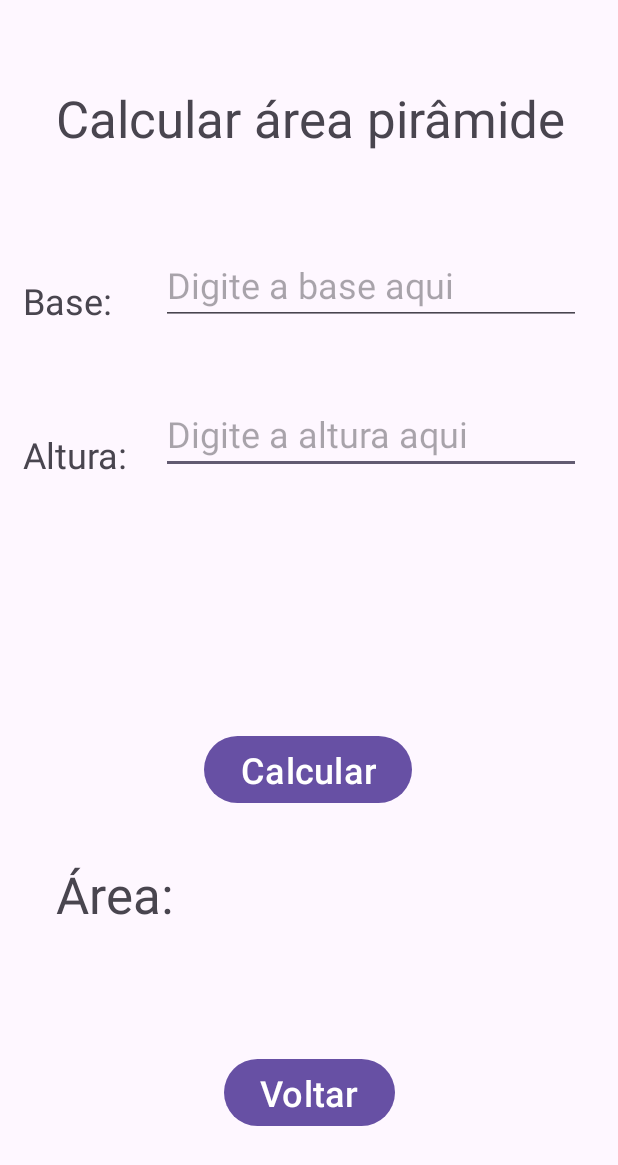
After one commit to ifpb-santaluzia/volumes, an Android app: the AreaPiramide screen opened directly, with no data from a screen before it, on a phone screen of 412 x 824 dp. The commit adds this screen. Shown: the top 1165 px of the screen. Run offline under Robolectric (Android 15) with nearby library versions, the phone set to English and light mode, and no system bars.

Commit message:
Criação das classes "Piramide" e "AreaPiramide" e suas respectivas funções.

```diff
--- a/app/src/main/AndroidManifest.xml
+++ b/app/src/main/AndroidManifest.xml
@@ -13,6 +13,9 @@
         android:theme="@style/Theme.Volumes"
         tools:targetApi="31">
         <activity
+            android:name=".AreaPiramide"
+            android:exported="false" />
+        <activity
             android:name=".MainActivity"
             android:exported="true">
             <intent-filter>
--- /dev/null
+++ b/app/src/main/java/com/example/volumes/AreaPiramide.java
@@ -0,0 +1,69 @@
+package com.example.volumes;
+
+import android.content.Intent;
+import android.os.Bundle;
+import android.view.View;
+import android.widget.Button;
+import android.widget.EditText;
+import android.widget.TextView;
+import android.widget.Toast;
+
+import androidx.activity.EdgeToEdge;
+import androidx.appcompat.app.AppCompatActivity;
+import androidx.core.graphics.Insets;
+import androidx.core.view.ViewCompat;
+import androidx.core.view.WindowInsetsCompat;
+
+public class AreaPiramide extends AppCompatActivity {
+
+ private EditText baseEditText;
+ private EditText alturaEditText;
+ private TextView resultadoTextView;
+ private Button calcularButton;
+ private Button voltarButton;
+
+    @Override
+    protected void onCreate(Bundle savedInstanceState) {
+        super.onCreate(savedInstanceState);
+        EdgeToEdge.enable(this);
+        setContentView(R.layout.activity_piramide);
+        ViewCompat.setOnApplyWindowInsetsListener(findViewById(R.id.main), (v, insets) -> {
+            Insets systemBars = insets.getInsets(WindowInsetsCompat.Type.systemBars());
+            v.setPadding(systemBars.left, systemBars.top, systemBars.right, systemBars.bottom);
+            return insets;
+        });
+
+        baseEditText = findViewById(R.id.baseEditText);
+        alturaEditText = findViewById(R.id.alturaEditText);
+        resultadoTextView = findViewById(R.id.resultadoTextView);
+        calcularButton = findViewById(R.id.calcularButton);
+        voltarButton = findViewById(R.id.voltarButton);
+
+        calcularButton.setOnClickListener(new View.OnClickListener() {
+            @Override
+            public void onClick(View v) {
+                String baseString = baseEditText.getText().toString();
+                String alturaString = alturaEditText.getText().toString();
+                if (!baseString.equals("") && !alturaString.equals("")) {
+                    double base = Double.parseDouble(baseString);
+                    double altura = Double.parseDouble(alturaString);
+                    Piramide piramide = new Piramide(base, altura);
+                    String volume = piramide.calcularArea();
+                    resultadoTextView.setText( piramide.toString() + volume);
+                }
+                else {
+                    Toast.makeText(getApplicationContext(), "Campos vazios", Toast.LENGTH_LONG).show();
+                }
+            }
+        });
+
+voltarButton.setOnClickListener(new View.OnClickListener() {
+    @Override
+    public void onClick(View v) {
+        Intent intent = new Intent(getApplicationContext(), MainActivity.class);
+        startActivity(intent);
+    }
+});
+
+    }
+}
--- a/app/src/main/java/com/example/volumes/MainActivity.java
+++ b/app/src/main/java/com/example/volumes/MainActivity.java
@@ -1,6 +1,9 @@
 package com.example.volumes;
 
+import android.content.Intent;
 import android.os.Bundle;
+import android.view.View;
+import android.widget.Button;
 
 import androidx.activity.EdgeToEdge;
 import androidx.appcompat.app.AppCompatActivity;
@@ -9,7 +12,7 @@ import androidx.core.view.ViewCompat;
 import androidx.core.view.WindowInsetsCompat;
 
 public class MainActivity extends AppCompatActivity {
-
+    Button piramideButton;
     @Override
     protected void onCreate(Bundle savedInstanceState) {
         super.onCreate(savedInstanceState);
@@ -20,5 +23,14 @@ public class MainActivity extends AppCompatActivity {
             v.setPadding(systemBars.left, systemBars.top, systemBars.right, systemBars.bottom);
             return insets;
         });
+
+        piramideButton = findViewById(R.id.piramideButton);
+        piramideButton.setOnClickListener(new View.OnClickListener() {
+            @Override
+            public void onClick(View v) {
+                Intent intent = new Intent(getApplicationContext(), AreaPiramide.class);
+                startActivity(intent);
+            }
+        });
     }
 }
--- /dev/null
+++ b/app/src/main/java/com/example/volumes/Piramide.java
@@ -0,0 +1,37 @@
+package com.example.volumes;
+
+public class Piramide {
+    private double base;
+    private double altura;
+
+    public Piramide(double base, double altura) {
+        setBase(base);
+        setAltura(altura);
+    }
+
+    public double getBase() {
+        return base;
+    }
+
+    public void setBase(double base) {
+        this.base = base;
+    }
+
+    public double getAltura() {
+        return altura;
+    }
+
+    public void setAltura(double altura) {
+        this.altura = altura;
+    }
+
+    public String calcularArea() {
+        double area = (base * altura) / 3;
+        return String.format("%.2f", area) + "m³";
+    }
+
+    public String toString() {
+        return "Área: ";
+    }
+
+}
--- a/app/src/main/res/layout/activity_main.xml
+++ b/app/src/main/res/layout/activity_main.xml
@@ -26,13 +26,13 @@
         android:layout_marginBottom="69dp"
         android:text="Cilindro"
         android:textSize="24sp"
-        app:layout_constraintBottom_toTopOf="@+id/button3"
+        app:layout_constraintBottom_toTopOf="@+id/piramideButton"
         app:layout_constraintEnd_toEndOf="parent"
         app:layout_constraintHorizontal_bias="0.498"
         app:layout_constraintStart_toStartOf="parent" />
 
     <Button
-        android:id="@+id/button3"
+        android:id="@+id/piramideButton"
         android:layout_width="wrap_content"
         android:layout_height="wrap_content"
         android:layout_marginBottom="287dp"
--- /dev/null
+++ b/app/src/main/res/layout/activity_piramide.xml
@@ -0,0 +1,105 @@
+<?xml version="1.0" encoding="utf-8"?>
+<androidx.constraintlayout.widget.ConstraintLayout xmlns:android="http://schemas.android.com/apk/res/android"
+    xmlns:app="http://schemas.android.com/apk/res-auto"
+    xmlns:tools="http://schemas.android.com/tools"
+    android:id="@+id/main"
+    android:layout_width="match_parent"
+    android:layout_height="match_parent"
+    tools:context=".Piramide">
+
+    <EditText
+        android:id="@+id/alturaEditText"
+        android:layout_width="wrap_content"
+        android:layout_height="wrap_content"
+        android:layout_marginEnd="9dp"
+        android:layout_marginBottom="3dp"
+        android:ems="10"
+        android:hint="Digite a altura aqui"
+        android:inputType="numberDecimal"
+        android:textSize="24sp"
+        app:layout_constraintBottom_toBottomOf="@+id/textView4"
+        app:layout_constraintEnd_toEndOf="parent"
+        app:layout_constraintStart_toEndOf="@+id/textView4" />
+
+    <EditText
+        android:id="@+id/baseEditText"
+        android:layout_width="wrap_content"
+        android:layout_height="wrap_content"
+        android:layout_marginEnd="9dp"
+        android:ems="10"
+        android:hint="Digite a base aqui"
+        android:inputType="numberDecimal"
+        android:textSize="24sp"
+        app:layout_constraintBottom_toBottomOf="@+id/textView3"
+        app:layout_constraintEnd_toEndOf="parent"
+        app:layout_constraintStart_toEndOf="@+id/textView3" />
+
+    <TextView
+        android:id="@+id/textView2"
+        android:layout_width="wrap_content"
+        android:layout_height="wrap_content"
+        android:layout_marginTop="56dp"
+        android:layout_marginEnd="35dp"
+        android:text="Calcular área pirâmide"
+        android:textSize="34sp"
+        app:layout_constraintEnd_toEndOf="parent"
+        app:layout_constraintTop_toTopOf="parent" />
+
+    <TextView
+        android:id="@+id/textView3"
+        android:layout_width="wrap_content"
+        android:layout_height="wrap_content"
+        android:layout_marginTop="184dp"
+        android:layout_marginEnd="17dp"
+        android:text="Base:"
+        android:textSize="24sp"
+        app:layout_constraintEnd_toStartOf="@+id/baseEditText"
+        app:layout_constraintStart_toStartOf="parent"
+        app:layout_constraintTop_toTopOf="parent" />
+
+    <TextView
+        android:id="@+id/textView4"
+        android:layout_width="wrap_content"
+        android:layout_height="wrap_content"
+        android:layout_marginTop="70dp"
+        android:layout_marginEnd="7dp"
+        android:text="Altura:"
+        android:textSize="24sp"
+        app:layout_constraintEnd_toStartOf="@+id/alturaEditText"
+        app:layout_constraintStart_toStartOf="parent"
+        app:layout_constraintTop_toBottomOf="@+id/textView3" />
+
+    <TextView
+        android:id="@+id/resultadoTextView"
+        android:layout_width="wrap_content"
+        android:layout_height="wrap_content"
+        android:layout_marginStart="37dp"
+        android:layout_marginBottom="205dp"
+        android:text="Área: "
+        android:textSize="34sp"
+        app:layout_constraintBottom_toBottomOf="parent"
+        app:layout_constraintStart_toStartOf="parent" />
+
+    <Button
+        android:id="@+id/voltarButton"
+        android:layout_width="wrap_content"
+        android:layout_height="wrap_content"
+        android:layout_marginBottom="69dp"
+        android:text="Voltar"
+        android:textSize="24sp"
+        app:layout_constraintBottom_toBottomOf="parent"
+        app:layout_constraintEnd_toEndOf="parent"
+        app:layout_constraintStart_toStartOf="parent" />
+
+    <Button
+        android:id="@+id/calcularButton"
+        android:layout_width="wrap_content"
+        android:layout_height="wrap_content"
+        android:layout_marginBottom="34dp"
+        android:text="Calcular"
+        android:textSize="24sp"
+        app:layout_constraintBottom_toTopOf="@+id/resultadoTextView"
+        app:layout_constraintEnd_toEndOf="parent"
+        app:layout_constraintHorizontal_bias="0.498"
+        app:layout_constraintStart_toStartOf="parent" />
+</androidx.constraintlayout.widget.ConstraintLayout>
```
